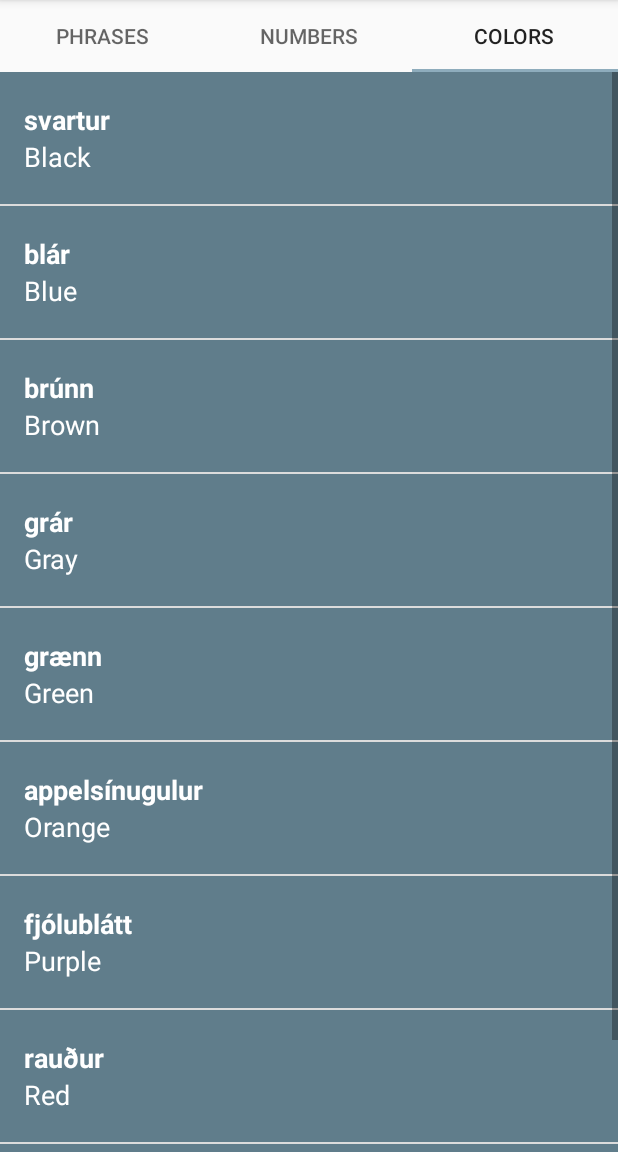
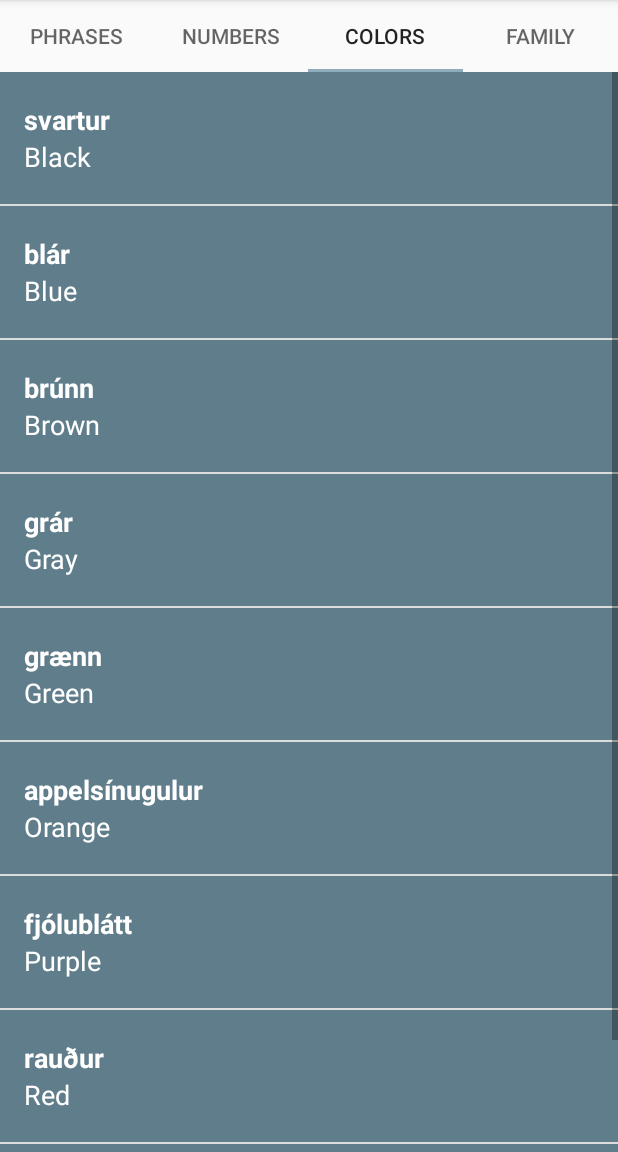
Before and after one commit to shortnd/BasicIcelandicApp, an Android app: the screen it shows after launch (MainActivity), tab 3 chosen, on a phone screen of 412 x 824 dp, the part 84-1236 px from its top. Run offline under Robolectric (Android 15) with nearby library versions, the light colour scheme and no system bars.

Commit message:
implemented familyfragment

```diff
--- a/app/src/main/java/design/shortnd/basicicelandic/CategoryAdapter.java
+++ b/app/src/main/java/design/shortnd/basicicelandic/CategoryAdapter.java
@@ -7,7 +7,7 @@ import android.support.v4.app.FragmentPagerAdapter;
 
 public class CategoryAdapter extends FragmentPagerAdapter {
 
-    private String tabTitles[] = new String[] {"Phrases", "Numbers", "Colors"};
+    private String tabTitles[] = new String[] {"Phrases", "Numbers", "Colors", "Family"};
 
     public CategoryAdapter(FragmentManager fragmentManager) {
         super(fragmentManager);
@@ -19,8 +19,10 @@ public class CategoryAdapter extends FragmentPagerAdapter {
             return new PhrasesFragment();
         } else if (position == 1){
             return new NumbersFragment();
+        } else if (position == 2){
+            return new ColorsFragment();
         } else {
-            return new ColorsFragment();
+            return new FamilyFragment();
         }
     }
 
--- /dev/null
+++ b/app/src/main/java/design/shortnd/basicicelandic/FamilyFragment.java
@@ -0,0 +1,57 @@
+package design.shortnd.basicicelandic;
+
+import android.os.Bundle;
+import android.support.annotation.Nullable;
+import android.support.v4.app.Fragment;
+import android.view.LayoutInflater;
+import android.view.View;
+import android.view.ViewGroup;
+import android.widget.ListView;
+
+import java.util.ArrayList;
+
+
+public class FamilyFragment extends Fragment {
+    // Needs to be implemented here
+    public FamilyFragment(){}
+
+    @Nullable
+    @Override
+    public View onCreateView(LayoutInflater inflater, @Nullable ViewGroup container, @Nullable Bundle savedInstanceState) {
+        View rootView = inflater.inflate(R.layout.main_list, container, false);
+
+        // Create an ArrayList of Family members
+        ArrayList<Word> family = new ArrayList<>();
+
+        family.add(new Word(getString(R.string.father),
+                getString(R.string.father_icelandic)));
+        family.add(new Word(getString(R.string.mother),
+                getString(R.string.mother_icelandic)));
+        family.add(new Word(getString(R.string.son),
+                getString(R.string.son_icelandic)));
+        family.add(new Word(getString(R.string.daughter),
+                getString(R.string.daughter_icelandic)));
+        family.add(new Word(getString(R.string.brother),
+                getString(R.string.brother_icelandic)));
+        family.add(new Word(getString(R.string.sister),
+                getString(R.string.sister_icelandic)));
+        family.add(new Word(getString(R.string.grandmother),
+                getString(R.string.grandmother_icelandic)));
+        family.add(new Word(getString(R.string.grandfather),
+                getString(R.string.grandfather_icelandic)));
+        family.add(new Word(getString(R.string.cousin),
+                getString(R.string.cousin_icelandic)));
+        family.add(new Word(getString(R.string.aunt),
+                getString(R.string.aunt_icelandic)));
+        family.add(new Word(getString(R.string.uncle),
+                getString(R.string.uncle_icelandic)));
+
+        WordAdapter adapter = new WordAdapter(getActivity(), family, R.color.category_numbers);
+
+        ListView listView = rootView.findViewById(R.id.main_list);
+
+        listView.setAdapter(adapter);
+
+        return rootView;
+    }
+}
--- a/app/src/main/res/values/icelandic_strings.xml
+++ b/app/src/main/res/values/icelandic_strings.xml
@@ -37,4 +37,18 @@
     <string name="red_icelandic">rauður</string>
     <string name="white_icelandic">hvítur</string>
     <string name="yellow_icelandic">gulur</string>
+
+    <!-- Family -->
+    <string name="father_icelandic">Faðir</string>
+    <string name="mother_icelandic">Móðir</string>
+    <string name="son_icelandic">sonur</string>
+    <string name="daughter_icelandic">dóttir</string>
+    <string name="brother_icelandic">bróðir</string>
+    <string name="sister_icelandic">dóttir</string>
+    <string name="grandmother_icelandic">amma</string>
+    <string name="grandfather_icelandic">afi</string>
+    <string name="cousin_icelandic">frændi</string>
+    <string name="aunt_icelandic">frænka</string>
+    <string name="uncle_icelandic">frændi</string>
+
 </resources>
--- a/app/src/main/res/values/strings.xml
+++ b/app/src/main/res/values/strings.xml
@@ -39,4 +39,17 @@
     <string name="white">White</string>
     <string name="yellow">Yellow</string>
 
+    <!-- Family -->
+    <string name="father">Father</string>
+    <string name="mother">Mother</string>
+    <string name="son">Son</string>
+    <string name="daughter">Daughter</string>
+    <string name="brother">Brother</string>
+    <string name="sister">Sister</string>
+    <string name="grandmother">Grandmother</string>
+    <string name="grandfather">Grandfather</string>
+    <string name="cousin">Cousin</string>
+    <string name="aunt">Aunt</string>
+    <string name="uncle">Uncle</string>
+
 </resources>
```
